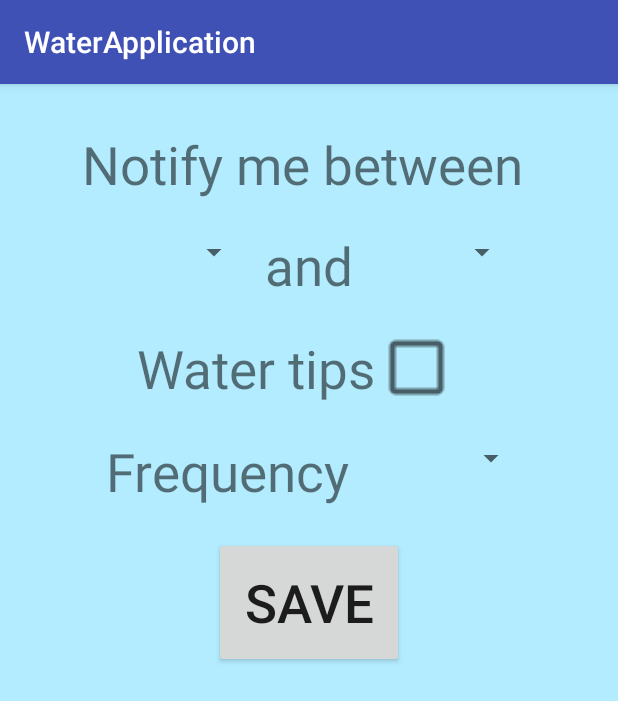
After one commit to yashtibrewal/WaterApplication, an Android app: the Reminder screen opened directly, with no data from a screen before it, on a phone screen of 412 x 824 dp. The commit adds this screen. Shown: the top 701 px of the screen. Run offline under Robolectric (Android 15) with nearby library versions, the phone set to English and light mode, and no system bars.

Commit message:
Basic structure done

```diff
--- /dev/null
+++ b/app/src/main/java/com/example/dell_7560/waterapplication/Reminder.java
@@ -0,0 +1,13 @@
+package com.example.dell_7560.waterapplication;
+
+import android.os.Bundle;
+import android.support.v7.app.AppCompatActivity;
+
+public class Reminder extends AppCompatActivity {
+
+    @Override
+    protected void onCreate(Bundle savedInstanceState) {
+        super.onCreate(savedInstanceState);
+        setContentView(R.layout.reminder);
+    }
+}
--- /dev/null
+++ b/app/src/main/res/layout/reminder.xml
@@ -0,0 +1,79 @@
+<?xml version="1.0" encoding="utf-8"?>
+<LinearLayout xmlns:android="http://schemas.android.com/apk/res/android"
+    android:layout_width="match_parent"
+    android:layout_height="match_parent"
+    android:orientation="vertical"
+    android:padding="20dp"
+    android:layout_gravity="center"
+    android:background="@color/backgroundColor">
+    <TextView
+        android:layout_gravity="center"
+        android:textSize="35dp"
+        android:layout_margin="10dp"
+        android:layout_width="wrap_content"
+        android:layout_height="wrap_content"
+        android:text="Notify me between "/>
+    <LinearLayout
+        android:layout_gravity="center"
+        android:layout_width="wrap_content"
+        android:layout_height="wrap_content"
+        android:orientation="horizontal">
+
+        <Spinner
+
+            android:layout_width="100dp"
+            android:layout_height="50dp"/>
+        <TextView
+            android:layout_margin="10dp"
+            android:layout_width="wrap_content"
+            android:layout_height="wrap_content"
+            android:text="and"
+            android:textSize="35dp"/>
+        <Spinner
+            android:layout_width="100dp"
+            android:layout_height="50dp"/>
+    </LinearLayout>
+    <LinearLayout
+        android:layout_gravity="center"
+        android:layout_width="wrap_content"
+        android:layout_height="wrap_content"
+        android:orientation="horizontal">
+
+        <TextView
+            android:layout_margin="10dp"
+            android:textSize="35dp"
+            android:layout_width="wrap_content"
+            android:layout_height="wrap_content"
+            android:text="Water tips"/>
+        <CheckBox
+            android:textSize="35dp"
+            android:scaleX="2.0"
+            android:scaleY="2.0"
+            android:layout_margin="10dp"
+            android:layout_width="50dp"
+            android:layout_height="50dp" />
+    </LinearLayout>
+    <LinearLayout
+        android:layout_gravity="center"
+        android:layout_width="wrap_content"
+        android:layout_height="wrap_content"
+        android:orientation="horizontal">
+        <TextView
+            android:layout_margin="10dp"
+            android:textSize="35dp"
+            android:layout_width="wrap_content"
+            android:layout_height="wrap_content"
+            android:text="Frequency "/>
+        <Spinner
+            android:layout_width="100dp"
+            android:layout_height="50dp"/>
+    </LinearLayout>
+    <Button
+        android:padding="20dp"
+        android:layout_margin="10dp"
+        android:layout_gravity="center"
+        android:layout_width="wrap_content"
+        android:layout_height="wrap_content"
+        android:text="Save"
+        android:textSize="35dp"/>
+</LinearLayout>
--- a/app/src/main/res/values/colors.xml
+++ b/app/src/main/res/values/colors.xml
@@ -3,4 +3,5 @@
     <color name="colorPrimary">#3F51B5</color>
     <color name="colorPrimaryDark">#303F9F</color>
     <color name="colorAccent">#FF4081</color>
+    <color name="backgroundColor">#b3ecff</color>
 </resources>
```
Also changed, not shown: app/src/main/AndroidManifest.xml (+7 -2 lines), app/src/main/java/com/example/dell_7560/waterapplication/DefaultPage.java (added, +65 -0 lines), app/src/main/java/com/example/dell_7560/waterapplication/MainActivity.java (+13 -10 lines), app/src/main/java/com/example/dell_7560/waterapplication/MyInformation.java (added, +14 -0 lines), app/src/main/java/com/example/dell_7560/waterapplication/Report.java (added, +14 -0 lines), app/src/main/java/com/example/dell_7560/waterapplication/WaterPage.java (added, +13 -0 lines), app/src/main/res/layout/activity_main.xml (+18 -8 lines), app/src/main/res/layout/defaut_page.xml (+47 -15 lines), app/src/main/res/layout/my_info.xml (added, +11 -0 lines), app/src/main/res/layout/report.xml (added, +10 -0 lines), app/src/main/res/layout/water_page.xml (added, +64 -0 lines), app/src/main/res/drawable/image_minus.png (added), app/src/main/res/drawable/image_plus.png (added), app/src/main/res/drawable/image_water_glass.jpeg (added), 1 other file.
